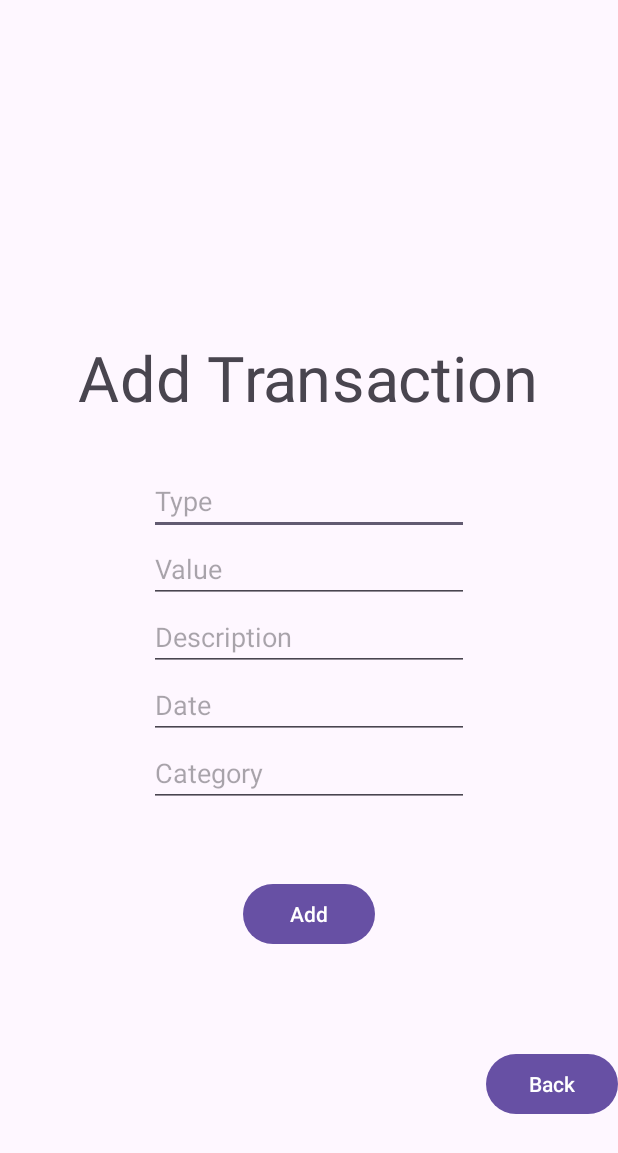
After one commit to N3RZ2008/Project34, an Android app: the TransactionEditActivity screen opened directly, with no data from a screen before it, on a phone screen of 412 x 824 dp. The commit adds this screen. Shown: the top 1153 px of the screen. Run offline under Robolectric (Android 15) with nearby library versions, the phone set to English and light mode, and no system bars.

Commit message:
add transaction

```diff
--- a/app/src/main/AndroidManifest.xml
+++ b/app/src/main/AndroidManifest.xml
@@ -22,6 +22,8 @@
         </activity>
         <activity android:name=".LoginActivity" />
         <activity android:name=".HomeActivity" />
+        <activity android:name=".ListActivity" />
+        <activity android:name=".TransactionEditActivity" />
     </application>
 
 </manifest>
--- a/app/src/main/java/com/example/project34/LoginActivity.java
+++ b/app/src/main/java/com/example/project34/LoginActivity.java
@@ -49,8 +49,10 @@ public class LoginActivity extends AppCompatActivity {
                 String passwordTyped = passwordInputL.getText().toString();
                 String passwordHash = CryptoHelper.hashPassword(passwordTyped);
 
-                if (dbHelper.validateLogin(name, passwordHash)) {
+                int userId = dbHelper.validateLogin(name, passwordHash);
+                if (userId != -1) {
                     prefs.edit().putBoolean("loggedIn", true).apply();
+                    prefs.edit().putInt("userId", userId).apply();
 
                     Intent intent = new Intent(LoginActivity.this, HomeActivity.class);
                     intent.putExtra("username", name);
--- a/app/src/main/java/com/example/project34/MainActivity.java
+++ b/app/src/main/java/com/example/project34/MainActivity.java
@@ -50,8 +50,8 @@ public class MainActivity extends AppCompatActivity {
                         Toast.makeText(MainActivity.this, "User registered successfully", Toast.LENGTH_SHORT).show();
                         Intent intent = new Intent(MainActivity.this, LoginActivity.class);
                         intent.putExtra("name", name);
-                        intent.putExtra("passwordHash", passwordHash);
                         startActivity(intent);
+                        finish();
                     } else {
                         Toast.makeText(MainActivity.this, "Error registering user!", Toast.LENGTH_SHORT).show();
                     }
@@ -64,7 +64,6 @@ public class MainActivity extends AppCompatActivity {
         loginButtonR.setOnClickListener(new View.OnClickListener() {
             @Override
             public void onClick(View v) {
-//                Intent intent = new Intent(MainActivity.this, LoginActivity.class);
                 Intent intent = new Intent(MainActivity.this, LoginActivity.class);
                 startActivity(intent);
             }
--- /dev/null
+++ b/app/src/main/java/com/example/project34/TransactionEditActivity.java
@@ -0,0 +1,71 @@
+package com.example.project34;
+
+import android.content.Intent;
+import android.content.SharedPreferences;
+import android.os.Bundle;
+import android.view.View;
+import android.widget.Button;
+import android.widget.EditText;
+import android.widget.Toast;
+
+import androidx.activity.EdgeToEdge;
+import androidx.appcompat.app.AppCompatActivity;
+import androidx.core.graphics.Insets;
+import androidx.core.view.ViewCompat;
+import androidx.core.view.WindowInsetsCompat;
+
+public class TransactionEditActivity extends AppCompatActivity {
+
+    EditText descriptionInput, valueInput, dateInput, categoryInput, typeInput;
+    Button homeButton, submitTransactionButton;
+    DBHelper dbHelper;
+
+    @Override
+    protected void onCreate(Bundle savedInstanceState) {
+        super.onCreate(savedInstanceState);
+        EdgeToEdge.enable(this);
+        setContentView(R.layout.activity_transaction_edit);
+        ViewCompat.setOnApplyWindowInsetsListener(findViewById(R.id.main), (v, insets) -> {
+            Insets systemBars = insets.getInsets(WindowInsetsCompat.Type.systemBars());
+            v.setPadding(systemBars.left, systemBars.top, systemBars.right, systemBars.bottom);
+            return insets;
+        });
+
+        descriptionInput = findViewById(R.id.descriptionInput);
+        valueInput = findViewById(R.id.valueInput);
+        dateInput = findViewById(R.id.dateInput);
+        categoryInput = findViewById(R.id.categoryInput);
+        typeInput = findViewById(R.id.typeInput);
+        submitTransactionButton = findViewById(R.id.submitTransactionButton);
+        homeButton = findViewById(R.id.homeButton);
+        SharedPreferences prefs = getSharedPreferences("prefs", MODE_PRIVATE);
+        int userId = prefs.getInt("userId", -1);
+
+        homeButton.setOnClickListener(new View.OnClickListener() {
+            @Override
+            public void onClick(View v) {
+                Intent intent = new Intent(TransactionEditActivity.this, HomeActivity.class);
+                startActivity(intent);
+                finish();
+            }
+        });
+
+        dbHelper = new DBHelper(this);
+
+        submitTransactionButton.setOnClickListener(v -> {
+            String type = typeInput.getText().toString();
+            String description = descriptionInput.getText().toString();
+            double value = Double.parseDouble(valueInput.getText().toString());
+            String date = dateInput.getText().toString();
+            String category = categoryInput.getText().toString();
+
+            boolean success = dbHelper.insertTransaction(userId, type, description, value, date, category);
+            if (success) {
+                Toast.makeText(this, "Transaction saved", Toast.LENGTH_SHORT).show();
+                finish();
+            } else {
+                Toast.makeText(this, "Error saving transaction", Toast.LENGTH_SHORT).show();
+            }
+        });
+    }
+}
--- /dev/null
+++ b/app/src/main/res/layout/activity_transaction_edit.xml
@@ -0,0 +1,113 @@
+<?xml version="1.0" encoding="utf-8"?>
+<androidx.constraintlayout.widget.ConstraintLayout xmlns:android="http://schemas.android.com/apk/res/android"
+    xmlns:app="http://schemas.android.com/apk/res-auto"
+    xmlns:tools="http://schemas.android.com/tools"
+    android:id="@+id/main"
+    android:layout_width="match_parent"
+    android:layout_height="match_parent"
+    tools:context=".TransactionEditActivity">
+
+    <TextView
+        android:id="@+id/title"
+        android:layout_width="wrap_content"
+        android:layout_height="19dp"
+        android:scaleX="3"
+        android:scaleY="3"
+        android:text="Add Transaction"
+        app:layout_constraintBottom_toBottomOf="parent"
+        app:layout_constraintEnd_toEndOf="parent"
+        app:layout_constraintStart_toStartOf="parent"
+        app:layout_constraintTop_toTopOf="parent"
+        app:layout_constraintVertical_bias="0.3" />
+
+    <EditText
+        android:id="@+id/typeInput"
+        android:layout_width="wrap_content"
+        android:layout_height="wrap_content"
+        android:ems="10"
+        android:hint="Type"
+        android:inputType="text"
+        app:layout_constraintBottom_toBottomOf="parent"
+        app:layout_constraintEnd_toEndOf="parent"
+        app:layout_constraintStart_toStartOf="parent"
+        app:layout_constraintTop_toTopOf="parent"
+        app:layout_constraintVertical_bias="0.4" />
+
+    <EditText
+        android:id="@+id/valueInput"
+        android:layout_width="wrap_content"
+        android:layout_height="wrap_content"
+        android:ems="10"
+        android:hint="Value"
+        android:inputType="numberDecimal"
+        app:layout_constraintBottom_toBottomOf="parent"
+        app:layout_constraintEnd_toEndOf="parent"
+        app:layout_constraintStart_toStartOf="parent"
+        app:layout_constraintTop_toBottomOf="@+id/typeInput"
+        app:layout_constraintVertical_bias="0.0" />
+
+    <EditText
+        android:id="@+id/descriptionInput"
+        android:layout_width="wrap_content"
+        android:layout_height="wrap_content"
+        android:ems="10"
+        android:hint="Description"
+        android:inputType="text"
+        app:layout_constraintBottom_toBottomOf="parent"
+        app:layout_constraintEnd_toEndOf="parent"
+        app:layout_constraintStart_toStartOf="parent"
+        app:layout_constraintTop_toBottomOf="@+id/valueInput"
+        app:layout_constraintVertical_bias="0.0" />
+
+    <EditText
+        android:id="@+id/dateInput"
+        android:layout_width="wrap_content"
+        android:layout_height="wrap_content"
+        android:ems="10"
+        android:hint="Date"
+        android:inputType="date"
+        app:layout_constraintBottom_toBottomOf="parent"
+        app:layout_constraintEnd_toEndOf="parent"
+        app:layout_constraintStart_toStartOf="parent"
+        app:layout_constraintTop_toBottomOf="@+id/descriptionInput"
+        app:layout_constraintVertical_bias="0.0" />
+
+    <EditText
+        android:id="@+id/categoryInput"
+        android:layout_width="wrap_content"
+        android:layout_height="wrap_content"
+        android:ems="10"
+        android:hint="Category"
+        android:inputType="text"
+        app:layout_constraintBottom_toBottomOf="parent"
+        app:layout_constraintEnd_toEndOf="parent"
+        app:layout_constraintStart_toStartOf="parent"
+        app:layout_constraintTop_toBottomOf="@+id/dateInput"
+        app:layout_constraintVertical_bias="0.0" />
+
+    <Button
+        android:id="@+id/submitTransactionButton"
+        android:layout_width="wrap_content"
+        android:layout_height="wrap_content"
+        android:layout_weight="1"
+        android:text="Add"
+        app:layout_constraintBottom_toBottomOf="parent"
+        app:layout_constraintEnd_toEndOf="parent"
+        app:layout_constraintStart_toStartOf="parent"
+        app:layout_constraintTop_toBottomOf="@+id/categoryInput"
+        app:layout_constraintVertical_bias="0.19999999" />
+
+    <Button
+        android:id="@+id/homeButton"
+        android:layout_width="wrap_content"
+        android:layout_height="wrap_content"
+        android:layout_weight="1"
+        android:text="Back"
+        app:layout_constraintBottom_toBottomOf="parent"
+        app:layout_constraintEnd_toEndOf="parent"
+        app:layout_constraintHorizontal_bias="1.0"
+        app:layout_constraintStart_toStartOf="parent"
+        app:layout_constraintTop_toTopOf="parent"
+        app:layout_constraintVertical_bias="0.9" />
+
+</androidx.constraintlayout.widget.ConstraintLayout>
```
Also changed, not shown: app/src/main/java/com/example/project34/DBHelper.java (+59 -7 lines), app/src/main/java/com/example/project34/HomeActivity.java (+13 -2 lines), app/src/main/java/com/example/project34/ListActivity.java (added, +24 -0 lines), app/src/main/res/layout/activity_home.xml (+12 -0 lines), app/src/main/res/layout/activity_list.xml (added, +20 -0 lines).
